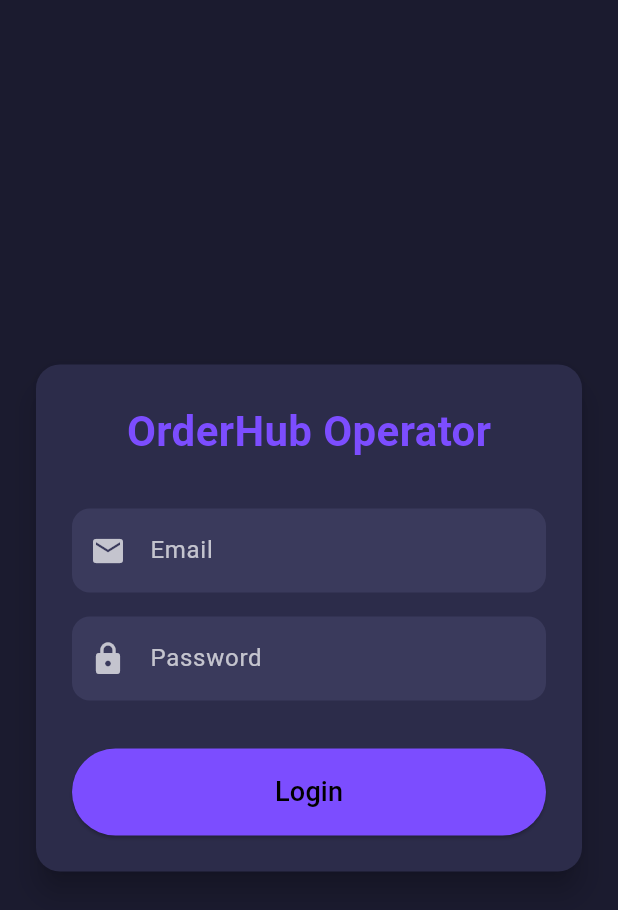
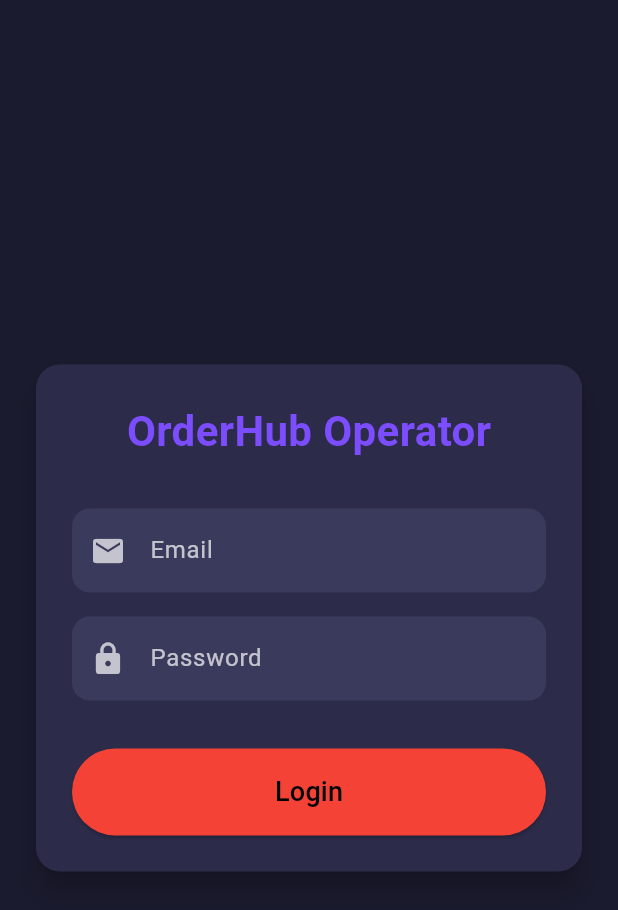
Before and after one commit to usmantech1310-boop/OrderHubOperator, a Flutter app: the screen it shows after launch, on a phone screen of 412 x 824 dp. Shown: the top 910 px of the screen. Run offline on Flutter 3.47's test engine with Material 3 defaults, Android fonts, the light colour scheme and no system bars; our stand-ins replace connectivity_plus, flutter_local_notifications, flutter_riverpod, flutter_secure_storage, go_router, hive and 1 more; accounts and stored records are empty.

Commit message:
Change login button color to red

```diff
--- a/lib/features/auth/presentation/login_screen.dart
+++ b/lib/features/auth/presentation/login_screen.dart
@@ -152,7 +152,7 @@ class _LoginScreenState extends ConsumerState<LoginScreen> {
                                               );
                                         },
                                   style: ElevatedButton.styleFrom(
-                                    backgroundColor: Colors.deepPurpleAccent,
+                                    backgroundColor: Colors.red,
                                     padding: const EdgeInsets.symmetric(
                                       vertical: 16,
                                     ),
```
